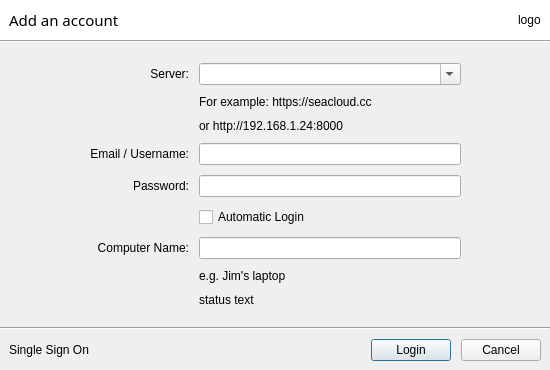
Old version of the form ui/login-dialog.ui in the repository haiwen/seafile-client.
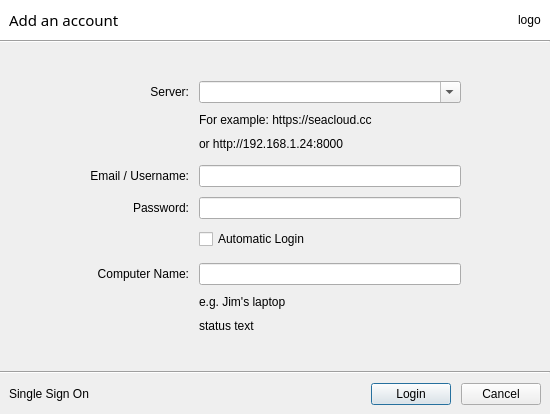
New version of the form.

Patch:
```diff
--- a/ui/login-dialog.ui
+++ b/ui/login-dialog.ui
@@ -7,7 +7,7 @@
     <x>0</x>
     <y>0</y>
     <width>550</width>
-    <height>349</height>
+    <height>414</height>
    </rect>
   </property>
   <property name="windowTitle">
@@ -170,6 +170,7 @@
            </property>
            <property name="sizeHint" stdset="0">
             <size>
+             <width>0</width>
              <height>-4</height>
             </size>
            </property>
@@ -195,6 +196,7 @@
            </property>
            <property name="sizeHint" stdset="0">
             <size>
+             <width>0</width>
              <height>4</height>
             </size>
            </property>
@@ -241,6 +243,7 @@
            </property>
            <property name="sizeHint" stdset="0">
             <size>
+             <width>0</width>
              <height>-4</height>
             </size>
            </property>
@@ -260,6 +263,7 @@
            </property>
            <property name="sizeHint" stdset="0">
             <size>
+             <width>0</width>
              <height>4</height>
             </size>
            </property>
```
